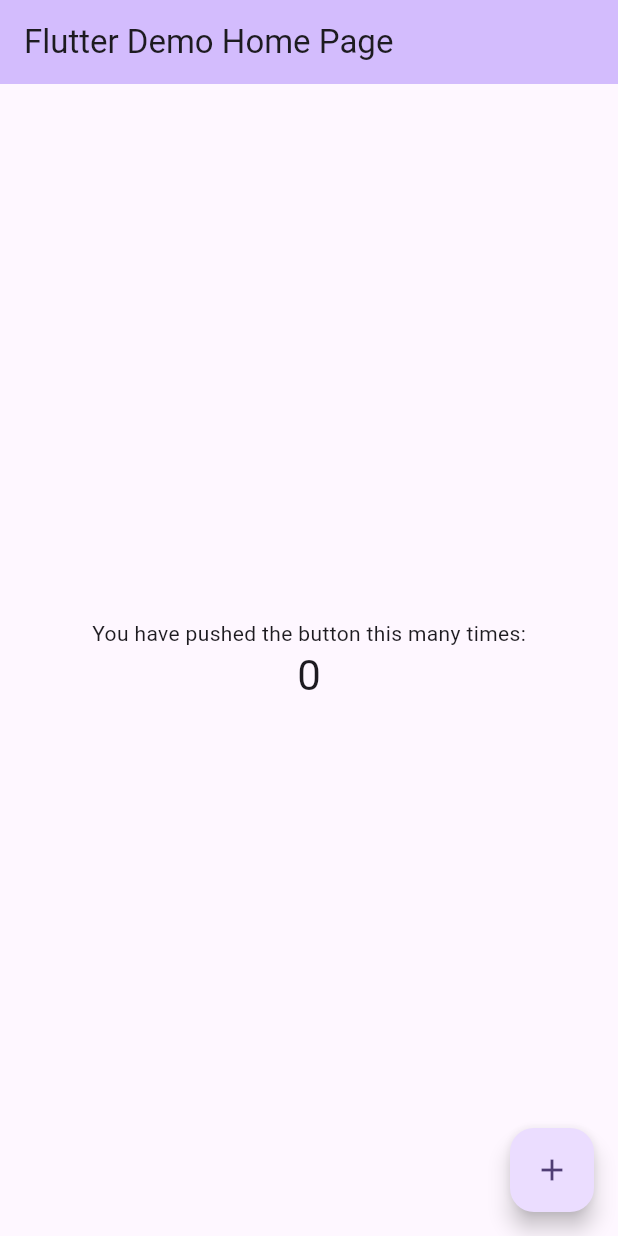
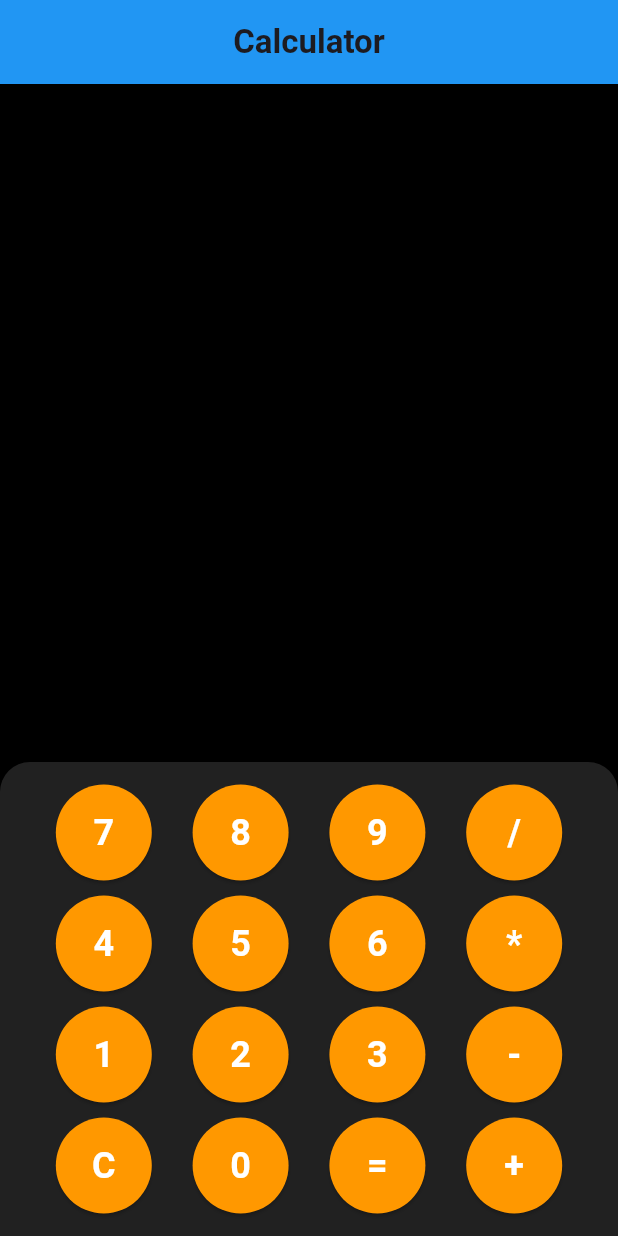
Before and after one commit to jalaparthi1/calculator_app, a Flutter app: the screen it shows after launch, on a phone screen of 412 x 824 dp. Run offline on Flutter 3.47's test engine with Material 3 defaults, Android fonts, the phone set to English and light mode, and no system bars.

Commit message:
Added calculator UI and basic operations

```diff
--- a/lib/main.dart
+++ b/lib/main.dart
@@ -1,125 +1,137 @@
 import 'package:flutter/material.dart';
 
 void main() {
-  runApp(const MyApp());
+  runApp(CalculatorApp());
 }
 
-class MyApp extends StatelessWidget {
-  const MyApp({super.key});
-
-  // This widget is the root of your application.
+class CalculatorApp extends StatelessWidget {
   @override
   Widget build(BuildContext context) {
     return MaterialApp(
-      title: 'Flutter Demo',
-      theme: ThemeData(
-        // This is the theme of your application.
-        //
-        // TRY THIS: Try running your application with "flutter run". You'll see
-        // the application has a purple toolbar. Then, without quitting the app,
-        // try changing the seedColor in the colorScheme below to Colors.green
-        // and then invoke "hot reload" (save your changes or press the "hot
-        // reload" button in a Flutter-supported IDE, or press "r" if you used
-        // the command line to start the app).
-        //
-        // Notice that the counter didn't reset back to zero; the application
-        // state is not lost during the reload. To reset the state, use hot
-        // restart instead.
-        //
-        // This works for code too, not just values: Most code changes can be
-        // tested with just a hot reload.
-        colorScheme: ColorScheme.fromSeed(seedColor: Colors.deepPurple),
-        useMaterial3: true,
-      ),
-      home: const MyHomePage(title: 'Flutter Demo Home Page'),
+      debugShowCheckedModeBanner: false,
+      title: 'Calculator',
+      theme: ThemeData(primarySwatch: Colors.blue),
+      home: CalculatorScreen(),
     );
   }
 }
 
-class MyHomePage extends StatefulWidget {
-  const MyHomePage({super.key, required this.title});
-
-  // This widget is the home page of your application. It is stateful, meaning
-  // that it has a State object (defined below) that contains fields that affect
-  // how it looks.
-
-  // This class is the configuration for the state. It holds the values (in this
-  // case the title) provided by the parent (in this case the App widget) and
-  // used by the build method of the State. Fields in a Widget subclass are
-  // always marked "final".
-
-  final String title;
-
+class CalculatorScreen extends StatefulWidget {
   @override
-  State<MyHomePage> createState() => _MyHomePageState();
+  _CalculatorScreenState createState() => _CalculatorScreenState();
 }
 
-class _MyHomePageState extends State<MyHomePage> {
-  int _counter = 0;
+class _CalculatorScreenState extends State<CalculatorScreen> {
+  String _display = '';
+  double _num1 = 0;
+  double _num2 = 0;
+  String _operator = '';
 
-  void _incrementCounter() {
+  void _onButtonPressed(String value) {
     setState(() {
-      // This call to setState tells the Flutter framework that something has
-      // changed in this State, which causes it to rerun the build method below
-      // so that the display can reflect the updated values. If we changed
-      // _counter without calling setState(), then the build method would not be
-      // called again, and so nothing would appear to happen.
-      _counter++;
+      if (value == 'C') {
+        _display = '';
+        _num1 = 0;
+        _num2 = 0;
+        _operator = '';
+      } else if (value == '+' || value == '-' || value == '*' || value == '/') {
+        if (_display.isNotEmpty) {
+          _num1 = double.parse(_display);
+          _operator = value;
+          _display = '';
+        }
+      } else if (value == '=') {
+        if (_operator.isNotEmpty && _display.isNotEmpty) {
+          _num2 = double.parse(_display);
+          switch (_operator) {
+            case '+':
+              _display = (_num1 + _num2).toString();
+              break;
+            case '-':
+              _display = (_num1 - _num2).toString();
+              break;
+            case '*':
+              _display = (_num1 * _num2).toString();
+              break;
+            case '/':
+              _display =
+                  _num2 != 0 ? (_num1 / _num2).toStringAsFixed(2) : 'Error';
+              break;
+          }
+          _operator = '';
+        }
+      } else {
+        _display += value;
+      }
     });
+  }
+
+  Widget _buildButton(String text, Color color) {
+    return ElevatedButton(
+      onPressed: () => _onButtonPressed(text),
+      style: ElevatedButton.styleFrom(
+        padding: EdgeInsets.all(20),
+        shape: CircleBorder(),
+        backgroundColor: color,
+      ),
+      child: Text(
+        text,
+        style: TextStyle(
+            fontSize: 24, fontWeight: FontWeight.bold, color: Colors.white),
+      ),
+    );
   }
 
   @override
   Widget build(BuildContext context) {
-    // This method is rerun every time setState is called, for instance as done
-    // by the _incrementCounter method above.
-    //
-    // The Flutter framework has been optimized to make rerunning build methods
-    // fast, so that you can just rebuild anything that needs updating rather
-    // than having to individually change instances of widgets.
     return Scaffold(
+      backgroundColor: Colors.black,
       appBar: AppBar(
-        // TRY THIS: Try changing the color here to a specific color (to
-        // Colors.amber, perhaps?) and trigger a hot reload to see the AppBar
-        // change color while the other colors stay the same.
-        backgroundColor: Theme.of(context).colorScheme.inversePrimary,
-        // Here we take the value from the MyHomePage object that was created by
-        // the App.build method, and use it to set our appbar title.
-        title: Text(widget.title),
+        title:
+            Text('Calculator', style: TextStyle(fontWeight: FontWeight.bold)),
+        centerTitle: true,
+        backgroundColor: Colors.blue,
       ),
-      body: Center(
-        // Center is a layout widget. It takes a single child and positions it
-        // in the middle of the parent.
-        child: Column(
-          // Column is also a layout widget. It takes a list of children and
-          // arranges them vertically. By default, it sizes itself to fit its
-          // children horizontally, and tries to be as tall as its parent.
-          //
-          // Column has various properties to control how it sizes itself and
-          // how it positions its children. Here we use mainAxisAlignment to
-          // center the children vertically; the main axis here is the vertical
-          // axis because Columns are vertical (the cross axis would be
-          // horizontal).
-          //
-          // TRY THIS: Invoke "debug painting" (choose the "Toggle Debug Paint"
-          // action in the IDE, or press "p" in the console), to see the
-          // wireframe for each widget.
-          mainAxisAlignment: MainAxisAlignment.center,
-          children: <Widget>[
-            const Text(
-              'You have pushed the button this many times:',
+      body: Column(
+        children: [
+          Expanded(
+            child: Container(
+              alignment: Alignment.centerRight,
+              padding: EdgeInsets.symmetric(horizontal: 20, vertical: 10),
+              child: Text(
+                _display,
+                style: TextStyle(
+                    fontSize: 48,
+                    fontWeight: FontWeight.bold,
+                    color: Colors.white),
+              ),
             ),
-            Text(
-              '$_counter',
-              style: Theme.of(context).textTheme.headlineMedium,
+          ),
+          Container(
+            padding: EdgeInsets.all(10),
+            decoration: BoxDecoration(
+              color: Colors.grey[900],
+              borderRadius: BorderRadius.only(
+                  topLeft: Radius.circular(20), topRight: Radius.circular(20)),
             ),
-          ],
-        ),
+            child: Column(
+              children: [
+                _buildRow(['7', '8', '9', '/'], Colors.orange),
+                _buildRow(['4', '5', '6', '*'], Colors.orange),
+                _buildRow(['1', '2', '3', '-'], Colors.orange),
+                _buildRow(['C', '0', '=', '+'], Colors.orange),
+              ],
+            ),
+          ),
+        ],
       ),
-      floatingActionButton: FloatingActionButton(
-        onPressed: _incrementCounter,
-        tooltip: 'Increment',
-        child: const Icon(Icons.add),
-      ), // This trailing comma makes auto-formatting nicer for build methods.
+    );
+  }
+
+  Widget _buildRow(List<String> buttons, Color color) {
+    return Row(
+      mainAxisAlignment: MainAxisAlignment.spaceEvenly,
+      children: buttons.map((text) => _buildButton(text, color)).toList(),
     );
   }
 }
```
